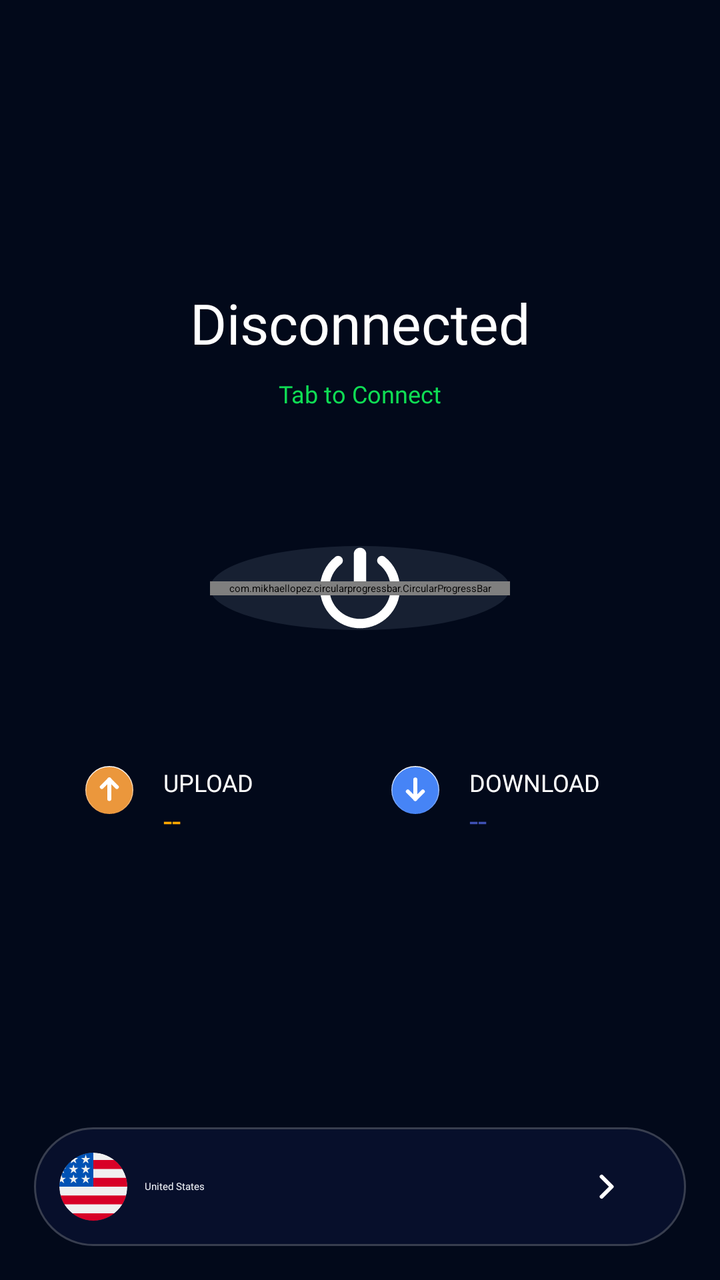
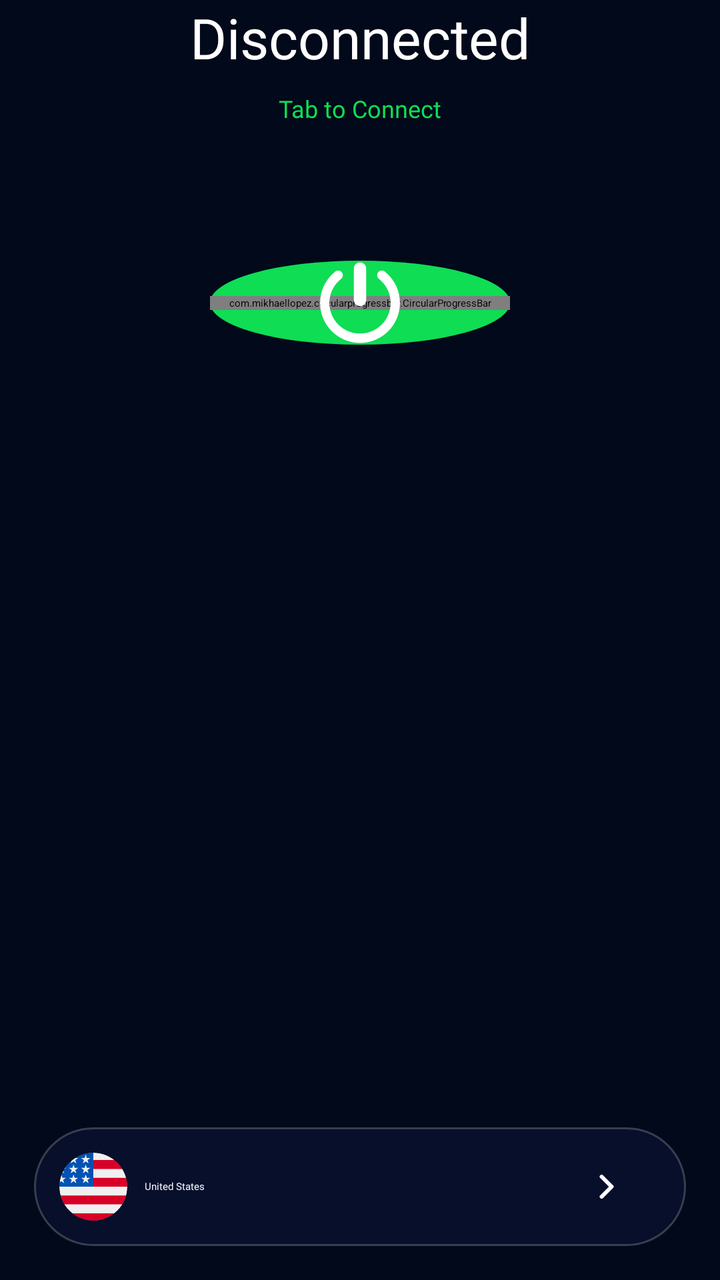

Screens rendered from an Android XML layout before and after an edit, with the pre-edit source and the edit as a unified diff.
<!-- AndroidManifest.xml: application theme Theme.SuperVPN.Splash -->
<!-- res/layout/fragment_home.xml -->
<?xml version="1.0" encoding="utf-8"?>
<androidx.constraintlayout.widget.ConstraintLayout xmlns:android="http://schemas.android.com/apk/res/android"
    xmlns:app="http://schemas.android.com/apk/res-auto"
    xmlns:tools="http://schemas.android.com/tools"
    android:layout_width="match_parent"
    android:layout_height="match_parent"
    android:background="#02091A"
    android:orientation="vertical"
    tools:context=".home.HomeFragment">

    <androidx.appcompat.widget.LinearLayoutCompat
        android:layout_width="match_parent"
        android:layout_height="0dp"
        android:gravity="center"
        android:orientation="vertical"
        app:layout_constraintBottom_toTopOf="@id/pnProxy"
        app:layout_constraintTop_toTopOf="parent">

        <androidx.appcompat.widget.AppCompatTextView
            android:id="@+id/connectTitle"
            android:layout_width="wrap_content"
            android:layout_height="wrap_content"
            android:layout_marginBottom="@dimen/size8"
            android:fontFamily="@font/inter_normal"
            android:text="@string/disconnected"
            android:textColor="#FFFFFFFF"
            android:textSize="28sp"
            android:visibility="visible" />

        <androidx.appcompat.widget.AppCompatTextView
            android:id="@+id/tvTime"
            android:layout_width="wrap_content"
            android:layout_height="wrap_content"
            android:layout_marginBottom="@dimen/size8"
            android:fontFamily="@font/inter_normal"
            android:text="@string/connected"
            android:textColor="#FFFFFFFF"
            android:textSize="28sp"
            android:visibility="gone" />

        <LinearLayout
            android:id="@+id/lnConnecting"
            android:layout_width="wrap_content"
            android:layout_height="wrap_content"
            android:layout_marginBottom="@dimen/margin_68"
            android:visibility="gone">

            <ProgressBar
                android:id="@+id/customProgressBar"
                style="?android:attr/spinnerStyle"
                android:layout_width="@dimen/size16"
                android:layout_height="@dimen/size16"
                android:layout_marginBottom="@dimen/size14"
                android:background="#00000000"
                android:indeterminate="false"
                android:indeterminateTint="#03C343"
                android:max="100"
                android:progress="50"
                android:progressDrawable="@drawable/progress_bar" />

            <androidx.appcompat.widget.AppCompatTextView
                android:layout_width="wrap_content"
                android:layout_height="wrap_content"
                android:layout_marginStart="@dimen/size8"
                android:fontFamily="@font/inter_normal"
                android:text="@string/connecting"
                android:textColor="#C4C9D9"
                android:textSize="12sp" />
        </LinearLayout>

        <LinearLayout
            android:id="@+id/lnConnected"
            android:layout_width="wrap_content"
            android:layout_height="wrap_content"
            android:layout_marginBottom="@dimen/margin_68"
            android:gravity="center_vertical"
            android:visibility="gone">

            <androidx.appcompat.widget.AppCompatImageView
                android:layout_width="@dimen/size16"
                android:layout_height="@dimen/size16"
                android:src="@drawable/ic_status_connected" />

            <androidx.appcompat.widget.AppCompatTextView
                android:layout_width="wrap_content"
                android:layout_height="wrap_content"
                android:layout_marginStart="@dimen/size8"
                android:fontFamily="@font/inter_normal"
                android:text="@string/private_internet"
                android:textColor="#0FDD54"
                android:textSize="12sp" />
        </LinearLayout>

        <LinearLayout
            android:id="@+id/lnDisconnecting"
            android:layout_width="wrap_content"
            android:layout_height="wrap_content"
            android:layout_marginBottom="@dimen/margin_68"
            android:gravity="center"
            android:visibility="gone">

            <ProgressBar
                android:id="@+id/progressLoadAds"
                android:layout_width="@dimen/size16"
                android:layout_height="@dimen/size16"
                android:layout_marginStart="@dimen/size3"
                android:indeterminateTint="#0FDD54"
                android:secondaryProgressTint="#0FDD54" />

            <androidx.appcompat.widget.AppCompatTextView
                android:layout_width="wrap_content"
                android:layout_height="wrap_content"
                android:layout_marginStart="@dimen/size8"
                android:text="@string/disconnecting"
                android:textColor="#C4C9D9"
                android:textSize="12sp" />
        </LinearLayout>

        <LinearLayout
            android:id="@+id/lnDisconnected"
            android:layout_width="wrap_content"
            android:layout_height="wrap_content"
            android:layout_marginBottom="@dimen/margin_68"
            android:gravity="center"
            android:visibility="visible">

            <androidx.appcompat.widget.AppCompatTextView
                android:layout_width="wrap_content"
                android:layout_height="wrap_content"
                android:fontFamily="@font/inter_normal"
                android:text="@string/tap_to_connect"
                android:textColor="#0FDD54"
                android:textSize="12sp" />
        </LinearLayout>

        <androidx.constraintlayout.widget.ConstraintLayout
            android:layout_width="wrap_content"
            android:layout_height="wrap_content"
            android:background="@drawable/bg_round">

            <androidx.appcompat.widget.AppCompatImageView
                android:layout_width="wrap_content"
                android:layout_height="wrap_content"
                android:src="@drawable/turn_on"
                app:layout_constraintBottom_toBottomOf="parent"
                app:layout_constraintEnd_toEndOf="parent"
                app:layout_constraintStart_toStartOf="parent"
                app:layout_constraintTop_toTopOf="parent" />

            <com.mikhaellopez.circularprogressbar.CircularProgressBar
                android:id="@+id/iv_connect"
                android:layout_width="150dp"
                android:layout_height="wrap_content"
                app:cpb_background_progressbar_color="#646B80"
                app:cpb_background_progressbar_color_direction="left_to_right"
                app:cpb_background_progressbar_width="10dp"
                app:cpb_indeterminate_mode="false"
                app:cpb_progress_direction="to_right"
                app:cpb_progressbar_color="#03C343"
                app:cpb_progressbar_color_direction="right_to_left"
                app:cpb_progressbar_width="10dp"
                app:cpb_round_border="true"
                app:layout_constraintBottom_toBottomOf="parent"
                app:layout_constraintEnd_toEndOf="parent"
                app:layout_constraintStart_toStartOf="parent"
                app:layout_constraintTop_toTopOf="parent" />
        </androidx.constraintlayout.widget.ConstraintLayout>


        <LinearLayout
            android:layout_width="match_parent"
            android:layout_height="wrap_content"
            android:layout_marginHorizontal="@dimen/size40"
            android:layout_marginTop="@dimen/margin_68">

            <androidx.appcompat.widget.AppCompatImageView
                android:layout_width="wrap_content"
                android:layout_height="wrap_content"
                android:src="@drawable/ic_upload_button" />

            <LinearLayout
                android:layout_width="wrap_content"
                android:layout_height="wrap_content"
                android:layout_marginStart="@dimen/size14"
                android:orientation="vertical">

                <androidx.appcompat.widget.AppCompatTextView
                    android:layout_width="wrap_content"
                    android:layout_height="wrap_content"
                    android:fontFamily="@font/inter_normal"
                    android:text="@string/upload"
                    android:textColor="#FFFFFFFF"
                    android:textSize="12sp" />

                <androidx.appcompat.widget.AppCompatTextView
                    android:id="@+id/tvTrafficUpload"
                    android:layout_width="wrap_content"
                    android:layout_height="wrap_content"
                    android:text="--"
                    android:textColor="#FFA900"
                    android:textSize="16sp" />
            </LinearLayout>

            <LinearLayout
                android:layout_width="0dp"
                android:layout_height="wrap_content"
                android:layout_weight="1" />

            <androidx.appcompat.widget.AppCompatImageView
                android:layout_width="wrap_content"
                android:layout_height="wrap_content"
                android:src="@drawable/ic_download_button" />

            <LinearLayout
                android:layout_width="wrap_content"
                android:layout_height="wrap_content"
                android:layout_marginStart="@dimen/size14"
                android:gravity="start"
                android:orientation="vertical">

                <androidx.appcompat.widget.AppCompatTextView
                    android:layout_width="wrap_content"
                    android:layout_height="wrap_content"
                    android:layout_marginEnd="@dimen/size16"
                    android:fontFamily="@font/inter_normal"
                    android:text="@string/download"
                    android:textColor="#FFFFFF"
                    android:textSize="12sp" />

                <androidx.appcompat.widget.AppCompatTextView
                    android:id="@+id/tvTrafficDownload"
                    android:layout_width="wrap_content"
                    android:layout_height="wrap_content"
                    android:text="--"
                    android:textColor="#3F51B5"
                    android:textSize="16sp" />
            </LinearLayout>
        </LinearLayout>

        <androidx.appcompat.widget.LinearLayoutCompat
            android:layout_width="match_parent"
            android:layout_height="0dp"
            android:background="@drawable/bg_earth"
            android:gravity="center"
            android:orientation="vertical">

        </androidx.appcompat.widget.LinearLayoutCompat>

    </androidx.appcompat.widget.LinearLayoutCompat>

    <androidx.appcompat.widget.LinearLayoutCompat
        android:id="@+id/pnProxy"
        android:layout_width="match_parent"
        android:layout_height="wrap_content"
        android:layout_marginHorizontal="@dimen/size16"
        android:layout_marginBottom="@dimen/size16"
        android:orientation="vertical"
        app:layout_constraintBottom_toBottomOf="parent">

        <androidx.appcompat.widget.LinearLayoutCompat
            android:id="@+id/pn_select_proxy"
            android:layout_width="match_parent"
            android:layout_height="wrap_content"
            android:background="@drawable/bg_setting_pro2"
            android:gravity="center"
            android:orientation="horizontal"
            android:padding="@dimen/size12">

            <com.google.android.material.imageview.ShapeableImageView
                android:id="@+id/ivFlag"
                android:layout_width="@dimen/size32"
                android:layout_height="@dimen/size32"
                android:scaleType="centerCrop"
                android:src="@drawable/flag_us"
                app:shapeAppearanceOverlay="@style/CircleImageView" />

            
            
            
            
            

            <androidx.appcompat.widget.LinearLayoutCompat
                android:layout_width="0dp"
                android:layout_height="wrap_content"
                android:layout_weight="1"
                android:orientation="vertical">

                <androidx.appcompat.widget.AppCompatTextView
                    android:id="@+id/tvProxyLocation"
                    android:layout_width="match_parent"
                    android:layout_height="wrap_content"
                    android:layout_marginStart="@dimen/size8"
                    android:fontFamily="@font/inter_bold"
                    android:text="United States"
                    android:textColor="#ECEFF5" />

                <androidx.appcompat.widget.AppCompatTextView
                    android:id="@+id/tvProxyIp"
                    android:layout_width="match_parent"
                    android:layout_height="wrap_content"
                    android:layout_marginStart="@dimen/size8"
                    android:fontFamily="@font/inter_normal"
                    android:gravity="center_vertical"
                    android:text="103.23.23.123"
                    android:textColor="#767C8A"
                    android:textSize="@dimen/text_normal"
                    android:visibility="gone" />
            </androidx.appcompat.widget.LinearLayoutCompat>


            <androidx.appcompat.widget.AppCompatImageView
                android:id="@+id/ivSelectProxy"
                android:layout_width="wrap_content"
                android:layout_height="wrap_content"
                android:layout_marginLeft="@dimen/size16"
                android:layout_marginRight="@dimen/size16"
                android:src="@drawable/ic_next_arrow" />

        </androidx.appcompat.widget.LinearLayoutCompat>

    </androidx.appcompat.widget.LinearLayoutCompat>
</androidx.constraintlayout.widget.ConstraintLayout>
<!-- resources referenced by this layout -->
<resources>
  <dimen name="margin_68">68dp</dimen>
  <dimen name="size12">12.8dp</dimen>
  <dimen name="size3">3.2dp</dimen>
  <dimen name="size40">42.6667dp</dimen>
  <dimen name="size8">8.5333dp</dimen>
  <!-- drawable bg_round (drawable) -->
  <?xml version="1.0" encoding="utf-8"?>
  <shape xmlns:android="http://schemas.android.com/apk/res/android"
      android:shape="oval">
      <solid android:color="@color/itemBackground" />
      <corners android:radius="@dimen/size12" />
  </shape>
  <!-- drawable ic_download_button (drawable) -->
  <vector xmlns:android="http://schemas.android.com/apk/res/android"
      xmlns:aapt="http://schemas.android.com/aapt"
      android:width="24dp"
      android:height="24dp"
      android:viewportWidth="24"
      android:viewportHeight="24">
    <path
        android:pathData="M12,0.25L12,0.25A11.75,11.75 0,0 1,23.75 12L23.75,12A11.75,11.75 0,0 1,12 23.75L12,23.75A11.75,11.75 0,0 1,0.25 12L0.25,12A11.75,11.75 0,0 1,12 0.25z"
        android:fillColor="#4684F6"/>
    <path
        android:pathData="M12,0.25L12,0.25A11.75,11.75 0,0 1,23.75 12L23.75,12A11.75,11.75 0,0 1,12 23.75L12,23.75A11.75,11.75 0,0 1,0.25 12L0.25,12A11.75,11.75 0,0 1,12 0.25z"
        android:strokeWidth="0.5"
        android:fillColor="#00000000">
      <aapt:attr name="android:strokeColor">
        <gradient 
            android:startX="12"
            android:startY="0"
            android:endX="12"
            android:endY="24"
            android:type="linear">
          <item android:offset="0" android:color="#FFFFFFFF"/>
          <item android:offset="1" android:color="#FF4684F6"/>
        </gradient>
      </aapt:attr>
    </path>
    <path
        android:pathData="M12,6.75L12,16.5"
        android:strokeLineJoin="round"
        android:strokeWidth="2"
        android:fillColor="#00000000"
        android:strokeColor="#ffffff"
        android:strokeLineCap="round"/>
    <path
        android:pathData="M8.25,12.75L12,16.5L15.75,12.75"
        android:strokeLineJoin="round"
        android:strokeWidth="2"
        android:fillColor="#00000000"
        android:strokeColor="#ffffff"
        android:strokeLineCap="round"/>
  </vector>
  <!-- drawable ic_upload_button (drawable) -->
  <vector xmlns:android="http://schemas.android.com/apk/res/android"
      xmlns:aapt="http://schemas.android.com/aapt"
      android:width="24dp"
      android:height="24dp"
      android:viewportWidth="24"
      android:viewportHeight="24">
    <path
        android:pathData="M12,0.25L12,0.25A11.75,11.75 0,0 1,23.75 12L23.75,12A11.75,11.75 0,0 1,12 23.75L12,23.75A11.75,11.75 0,0 1,0.25 12L0.25,12A11.75,11.75 0,0 1,12 0.25z"
        android:fillColor="#EB973C"/>
    <path
        android:pathData="M12,0.25L12,0.25A11.75,11.75 0,0 1,23.75 12L23.75,12A11.75,11.75 0,0 1,12 23.75L12,23.75A11.75,11.75 0,0 1,0.25 12L0.25,12A11.75,11.75 0,0 1,12 0.25z"
        android:strokeWidth="0.5"
        android:fillColor="#00000000">
      <aapt:attr name="android:strokeColor">
        <gradient 
            android:startX="12"
            android:startY="0"
            android:endX="12"
            android:endY="24"
            android:type="linear">
          <item android:offset="0" android:color="#FFFFFFFF"/>
          <item android:offset="1" android:color="#FFEB973C"/>
        </gradient>
      </aapt:attr>
    </path>
    <path
        android:pathData="M12,16.5L12,6.75"
        android:strokeLineJoin="round"
        android:strokeWidth="2"
        android:fillColor="#00000000"
        android:strokeColor="#ffffff"
        android:strokeLineCap="round"/>
    <path
        android:pathData="M8.25,10.5L12,6.75L15.75,10.5"
        android:strokeLineJoin="round"
        android:strokeWidth="2"
        android:fillColor="#00000000"
        android:strokeColor="#ffffff"
        android:strokeLineCap="round"/>
  </vector>
  <string name="download">DOWNLOAD</string>
  <string name="upload">UPLOAD</string>
  <color name="itemBackground">#172032</color>
  <dimen name="size1">1.0667dp</dimen>
  <color name="white">#FFFFFFFF</color>
  <dimen name="size20">21.3333dp</dimen>
  <color name="green_1">#03C343</color>
  <!-- unchanged entries left out for length: 20 -->
</resources>

<!-- the commit's change to res/layout/fragment_home.xml (unified diff, before → after) -->
@@ -11,7 +11,7 @@
     <androidx.appcompat.widget.LinearLayoutCompat
         android:layout_width="match_parent"
         android:layout_height="0dp"
-        android:gravity="center"
+        android:gravity="center_horizontal"
         android:orientation="vertical"
         app:layout_constraintBottom_toTopOf="@id/pnProxy"
         app:layout_constraintTop_toTopOf="parent">
@@ -134,18 +134,10 @@
         </LinearLayout>
 
         <androidx.constraintlayout.widget.ConstraintLayout
-            android:layout_width="wrap_content"
-            android:layout_height="wrap_content"
-            android:background="@drawable/bg_round">
-
-            <androidx.appcompat.widget.AppCompatImageView
-                android:layout_width="wrap_content"
-                android:layout_height="wrap_content"
-                android:src="@drawable/turn_on"
-                app:layout_constraintBottom_toBottomOf="parent"
-                app:layout_constraintEnd_toEndOf="parent"
-                app:layout_constraintStart_toStartOf="parent"
-                app:layout_constraintTop_toTopOf="parent" />
+            android:id="@+id/ivConnectPanel"
+            android:layout_width="wrap_content"
+            android:layout_height="wrap_content"
+            android:background="@drawable/bg_round_active">
 
             <com.mikhaellopez.circularprogressbar.CircularProgressBar
                 android:id="@+id/iv_connect"
@@ -164,78 +156,87 @@
                 app:layout_constraintEnd_toEndOf="parent"
                 app:layout_constraintStart_toStartOf="parent"
                 app:layout_constraintTop_toTopOf="parent" />
+
+            <androidx.appcompat.widget.AppCompatImageView
+                android:layout_width="wrap_content"
+                android:layout_height="wrap_content"
+                android:src="@drawable/turn_on"
+                app:layout_constraintBottom_toBottomOf="parent"
+                app:layout_constraintEnd_toEndOf="parent"
+                app:layout_constraintStart_toStartOf="parent"
+                app:layout_constraintTop_toTopOf="parent" />
         </androidx.constraintlayout.widget.ConstraintLayout>
 
 
-        <LinearLayout
-            android:layout_width="match_parent"
-            android:layout_height="wrap_content"
-            android:layout_marginHorizontal="@dimen/size40"
-            android:layout_marginTop="@dimen/margin_68">
-
-            <androidx.appcompat.widget.AppCompatImageView
-                android:layout_width="wrap_content"
-                android:layout_height="wrap_content"
-                android:src="@drawable/ic_upload_button" />
-
-            <LinearLayout
-                android:layout_width="wrap_content"
-                android:layout_height="wrap_content"
-                android:layout_marginStart="@dimen/size14"
-                android:orientation="vertical">
-
-                <androidx.appcompat.widget.AppCompatTextView
-                    android:layout_width="wrap_content"
-                    android:layout_height="wrap_content"
-                    android:fontFamily="@font/inter_normal"
-                    android:text="@string/upload"
-                    android:textColor="#FFFFFFFF"
-                    android:textSize="12sp" />
-
-                <androidx.appcompat.widget.AppCompatTextView
-                    android:id="@+id/tvTrafficUpload"
-                    android:layout_width="wrap_content"
-                    android:layout_height="wrap_content"
-                    android:text="--"
-                    android:textColor="#FFA900"
-                    android:textSize="16sp" />
-            </LinearLayout>
-
-            <LinearLayout
-                android:layout_width="0dp"
-                android:layout_height="wrap_content"
-                android:layout_weight="1" />
-
-            <androidx.appcompat.widget.AppCompatImageView
-                android:layout_width="wrap_content"
-                android:layout_height="wrap_content"
-                android:src="@drawable/ic_download_button" />
-
-            <LinearLayout
-                android:layout_width="wrap_content"
-                android:layout_height="wrap_content"
-                android:layout_marginStart="@dimen/size14"
-                android:gravity="start"
-                android:orientation="vertical">
-
-                <androidx.appcompat.widget.AppCompatTextView
-                    android:layout_width="wrap_content"
-                    android:layout_height="wrap_content"
-                    android:layout_marginEnd="@dimen/size16"
-                    android:fontFamily="@font/inter_normal"
-                    android:text="@string/download"
-                    android:textColor="#FFFFFF"
-                    android:textSize="12sp" />
-
-                <androidx.appcompat.widget.AppCompatTextView
-                    android:id="@+id/tvTrafficDownload"
-                    android:layout_width="wrap_content"
-                    android:layout_height="wrap_content"
-                    android:text="--"
-                    android:textColor="#3F51B5"
-                    android:textSize="16sp" />
-            </LinearLayout>
-        </LinearLayout>
+
+
+
+
+
+
+
+
+
+
+
+
+
+
+
+
+
+
+
+
+
+
+
+
+
+
+
+
+
+
+
+
+
+
+
+
+
+
+
+
+
+
+
+
+
+
+
+
+
+
+
+
+
+
+
+
+
+
+
+
+
+
+
+
+
+
+
+
+
 
         <androidx.appcompat.widget.LinearLayoutCompat
             android:layout_width="match_parent"
<!-- resource entries referenced after the edit -->
@@ -3,100 +3,15 @@
   <dimen name="margin_68">68dp</dimen>
   <dimen name="size12">12.8dp</dimen>
   <dimen name="size3">3.2dp</dimen>
-  <dimen name="size40">42.6667dp</dimen>
   <dimen name="size8">8.5333dp</dimen>
-  <!-- drawable bg_round (drawable) -->
+  <!-- drawable bg_round_active (drawable) -->
   <?xml version="1.0" encoding="utf-8"?>
   <shape xmlns:android="http://schemas.android.com/apk/res/android"
       android:shape="oval">
-      <solid android:color="@color/itemBackground" />
+      <solid android:color="@color/successColor" />
       <corners android:radius="@dimen/size12" />
   </shape>
-  <!-- drawable ic_download_button (drawable) -->
-  <vector xmlns:android="http://schemas.android.com/apk/res/android"
-      xmlns:aapt="http://schemas.android.com/aapt"
-      android:width="24dp"
-      android:height="24dp"
-      android:viewportWidth="24"
-      android:viewportHeight="24">
-    <path
-        android:pathData="M12,0.25L12,0.25A11.75,11.75 0,0 1,23.75 12L23.75,12A11.75,11.75 0,0 1,12 23.75L12,23.75A11.75,11.75 0,0 1,0.25 12L0.25,12A11.75,11.75 0,0 1,12 0.25z"
-        android:fillColor="#4684F6"/>
-    <path
-        android:pathData="M12,0.25L12,0.25A11.75,11.75 0,0 1,23.75 12L23.75,12A11.75,11.75 0,0 1,12 23.75L12,23.75A11.75,11.75 0,0 1,0.25 12L0.25,12A11.75,11.75 0,0 1,12 0.25z"
-        android:strokeWidth="0.5"
-        android:fillColor="#00000000">
-      <aapt:attr name="android:strokeColor">
-        <gradient 
-            android:startX="12"
-            android:startY="0"
-            android:endX="12"
-            android:endY="24"
-            android:type="linear">
-          <item android:offset="0" android:color="#FFFFFFFF"/>
-          <item android:offset="1" android:color="#FF4684F6"/>
-        </gradient>
-      </aapt:attr>
-    </path>
-    <path
-        android:pathData="M12,6.75L12,16.5"
-        android:strokeLineJoin="round"
-        android:strokeWidth="2"
-        android:fillColor="#00000000"
-        android:strokeColor="#ffffff"
-        android:strokeLineCap="round"/>
-    <path
-        android:pathData="M8.25,12.75L12,16.5L15.75,12.75"
-        android:strokeLineJoin="round"
-        android:strokeWidth="2"
-        android:fillColor="#00000000"
-        android:strokeColor="#ffffff"
-        android:strokeLineCap="round"/>
-  </vector>
-  <!-- drawable ic_upload_button (drawable) -->
-  <vector xmlns:android="http://schemas.android.com/apk/res/android"
-      xmlns:aapt="http://schemas.android.com/aapt"
-      android:width="24dp"
-      android:height="24dp"
-      android:viewportWidth="24"
-      android:viewportHeight="24">
-    <path
-        android:pathData="M12,0.25L12,0.25A11.75,11.75 0,0 1,23.75 12L23.75,12A11.75,11.75 0,0 1,12 23.75L12,23.75A11.75,11.75 0,0 1,0.25 12L0.25,12A11.75,11.75 0,0 1,12 0.25z"
-        android:fillColor="#EB973C"/>
-    <path
-        android:pathData="M12,0.25L12,0.25A11.75,11.75 0,0 1,23.75 12L23.75,12A11.75,11.75 0,0 1,12 23.75L12,23.75A11.75,11.75 0,0 1,0.25 12L0.25,12A11.75,11.75 0,0 1,12 0.25z"
-        android:strokeWidth="0.5"
-        android:fillColor="#00000000">
-      <aapt:attr name="android:strokeColor">
-        <gradient 
-            android:startX="12"
-            android:startY="0"
-            android:endX="12"
-            android:endY="24"
-            android:type="linear">
-          <item android:offset="0" android:color="#FFFFFFFF"/>
-          <item android:offset="1" android:color="#FFEB973C"/>
-        </gradient>
-      </aapt:attr>
-    </path>
-    <path
-        android:pathData="M12,16.5L12,6.75"
-        android:strokeLineJoin="round"
-        android:strokeWidth="2"
-        android:fillColor="#00000000"
-        android:strokeColor="#ffffff"
-        android:strokeLineCap="round"/>
-    <path
-        android:pathData="M8.25,10.5L12,6.75L15.75,10.5"
-        android:strokeLineJoin="round"
-        android:strokeWidth="2"
-        android:fillColor="#00000000"
-        android:strokeColor="#ffffff"
-        android:strokeLineCap="round"/>
-  </vector>
-  <string name="download">DOWNLOAD</string>
-  <string name="upload">UPLOAD</string>
-  <color name="itemBackground">#172032</color>
+  <color name="successColor">#0FDD54</color>
   <dimen name="size1">1.0667dp</dimen>
   <color name="white">#FFFFFFFF</color>
   <dimen name="size20">21.3333dp</dimen>
